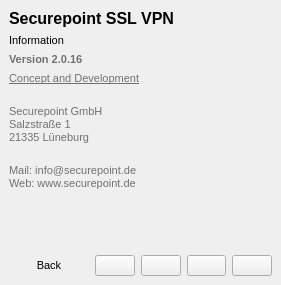
Before: the Qt Designer form client/src/widgets/info/informationwidget.ui in Securepoint/openvpn-client, drawn with Qt 5.
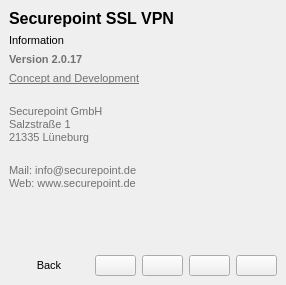
After: the same form once the commit is applied. Icons and pictures are not drawn.

Diff of the .ui file:
```diff
--- a/client/src/widgets/info/informationwidget.ui
+++ b/client/src/widgets/info/informationwidget.ui
@@ -6,7 +6,7 @@
    <rect>
     <x>0</x>
     <y>0</y>
-    <width>281</width>
+    <width>286</width>
     <height>285</height>
    </rect>
   </property>
@@ -226,7 +226,7 @@
         <string notr="true">font-size: 8pt;</string>
        </property>
        <property name="text">
-        <string>&lt;html&gt;&lt;head/&gt;&lt;body&gt;&lt;p&gt;&lt;span style=&quot; font-weight:600; color:#717171;&quot;&gt;Version 2.0.16&lt;/span&gt;&lt;/p&gt;&lt;/body&gt;&lt;/html&gt;</string>
+        <string>&lt;html&gt;&lt;head/&gt;&lt;body&gt;&lt;p&gt;&lt;span style=&quot; font-weight:600; color:#717171;&quot;&gt;Version 2.0.17&lt;/span&gt;&lt;/p&gt;&lt;/body&gt;&lt;/html&gt;</string>
        </property>
       </widget>
      </item>
```
